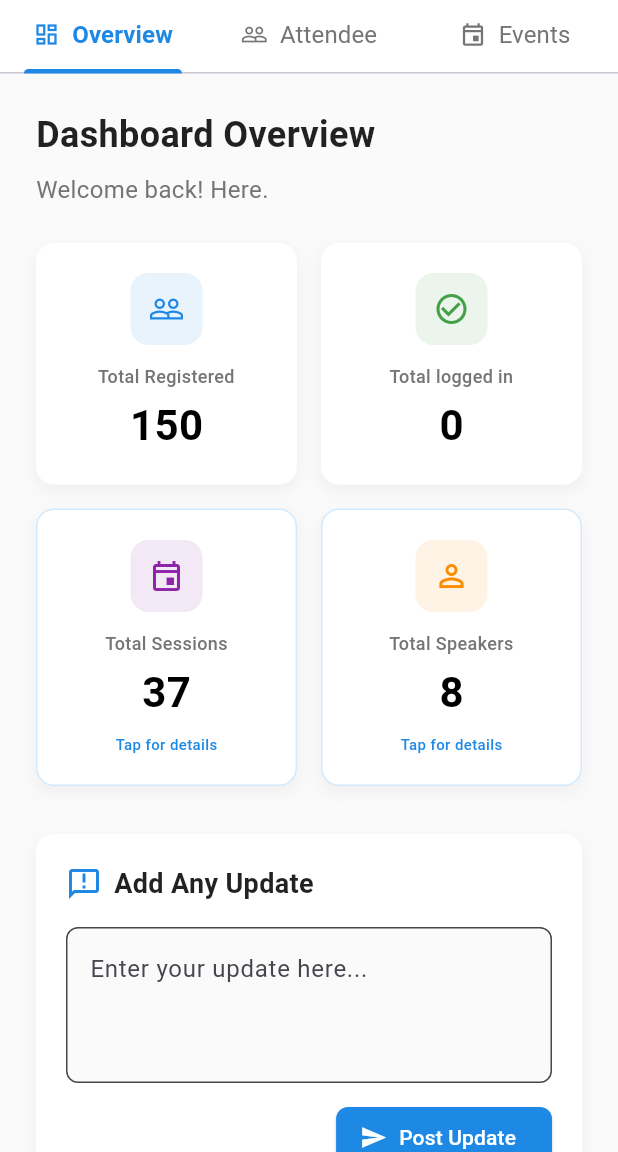
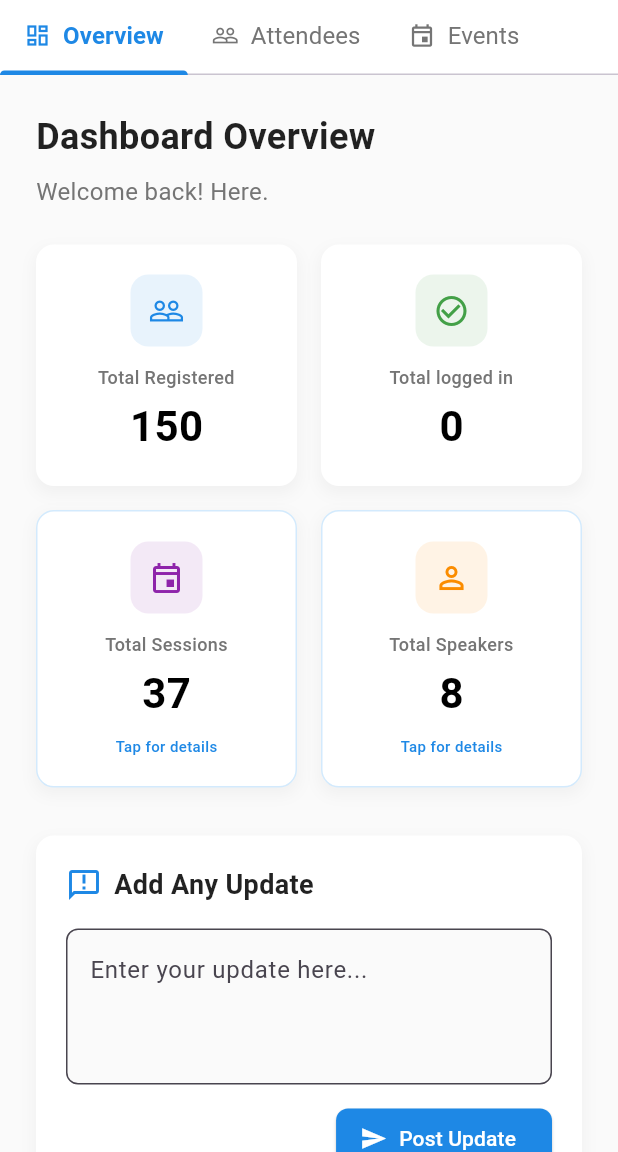
Before and after one commit to Bikash1357/AsRES_2025, a Flutter app: the EventConnectAdminPage screen opened directly, on a phone screen of 412 x 824 dp, the part 84-1236 px from its top. Run offline on Flutter 3.47's test engine with Material 3 defaults, Android fonts, the light colour scheme and no system bars; our stand-ins replace cloud_firestore, firebase_auth, firebase_core; accounts and stored records are empty.

Commit message:
latest updated

```diff
--- a/lib/AdminScreen/AdminDashboard.dart
+++ b/lib/AdminScreen/AdminDashboard.dart
@@ -126,11 +126,17 @@ class _EventConnectAdminPageState extends State<EventConnectAdminPage>
       body: Column(
         children: [
           // Tab Bar with enhanced styling
+          // Replace your existing TabBar in the build method with this:
+
+          // Replace your existing TabBar in the build method with this:
+
+          // Replace your existing TabBar in the build method with this:
+
           Container(
             color: Colors.white,
             child: TabBar(
               controller: _tabController,
-              isScrollable: false,
+              isScrollable: true,
               indicatorColor: Colors.blue[600],
               indicatorWeight: 3,
               indicatorSize: TabBarIndicatorSize.label,
@@ -144,9 +150,16 @@ class _EventConnectAdminPageState extends State<EventConnectAdminPage>
                 fontSize: 16,
                 fontWeight: FontWeight.w400,
               ),
-              tabs: const [
-                Tab(
-                  child: Row(
+              // Remove default padding to prevent extra space
+              labelPadding: EdgeInsets.zero,
+              // Add this to control tab alignment
+              tabAlignment: TabAlignment.start,
+              tabs: [
+                Container(
+                  padding:
+                      const EdgeInsets.symmetric(horizontal: 16, vertical: 12),
+                  child: const Row(
+                    mainAxisSize: MainAxisSize.min,
                     mainAxisAlignment: MainAxisAlignment.center,
                     children: [
                       Icon(Icons.dashboard_outlined, size: 18),
@@ -155,18 +168,24 @@ class _EventConnectAdminPageState extends State<EventConnectAdminPage>
                     ],
                   ),
                 ),
-                Tab(
-                  child: Row(
+                Container(
+                  padding:
+                      const EdgeInsets.symmetric(horizontal: 16, vertical: 12),
+                  child: const Row(
+                    mainAxisSize: MainAxisSize.min,
                     mainAxisAlignment: MainAxisAlignment.center,
                     children: [
                       Icon(Icons.people_outline, size: 18),
                       SizedBox(width: 8),
-                      Text('Attendee'),
+                      Text('Attendees'),
                     ],
                   ),
                 ),
-                Tab(
-                  child: Row(
+                Container(
+                  padding:
+                      const EdgeInsets.symmetric(horizontal: 16, vertical: 12),
+                  child: const Row(
+                    mainAxisSize: MainAxisSize.min,
                     mainAxisAlignment: MainAxisAlignment.center,
                     children: [
                       Icon(Icons.event_outlined, size: 18),
@@ -994,7 +1013,7 @@ class _EventConnectAdminPageState extends State<EventConnectAdminPage>
         crossAxisAlignment: CrossAxisAlignment.start,
         children: [
           const Text(
-            'Attendee ',
+            'Attendees ',
             style: TextStyle(
               fontSize: 24,
               fontWeight: FontWeight.bold,
--- a/lib/main.dart
+++ b/lib/main.dart
@@ -20,7 +20,7 @@ class MyApp extends StatelessWidget {
   @override
   Widget build(BuildContext context) {
     return MaterialApp(
-      title: 'EventConnect',
+      title: 'AsRES2025',
       theme: ThemeData(
         primarySwatch: Colors.blue,
         visualDensity: VisualDensity.adaptivePlatformDensity,
```
Also changed, not shown: lib/AttendeeScreens/AttendeeDashboard.dart (+24 -6 lines), pubspec.yaml (+5 -3 lines), assets/images/AsRESlogo.png (renamed from assets/images/AsRES_logo.png), firebase.json, 9 other files.
